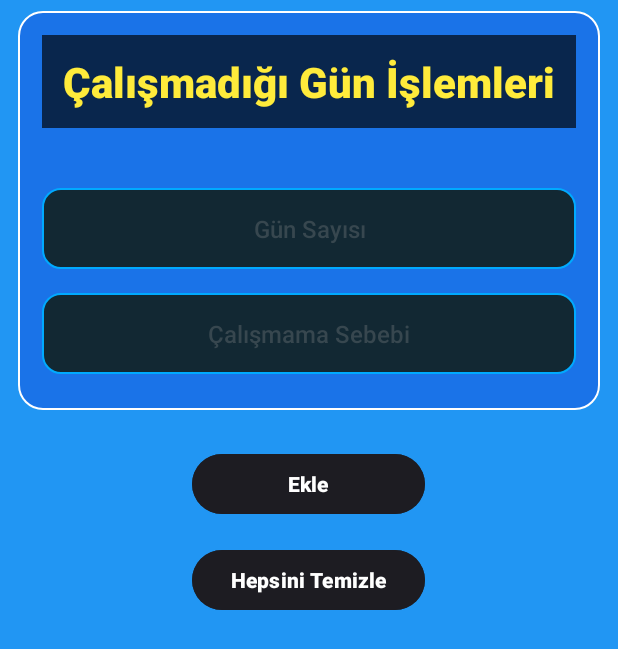
After one commit to menasy/HesKit-MobilApp, an Android app: the fragment NotWorksDayProcces placed in its activity, on a phone screen of 412 x 824 dp. The commit adds this screen. Shown: the top 649 px of the screen. Run offline under Robolectric (Android 15) with nearby library versions, the phone set to English and light mode, and no system bars; 4 statements that could not run were skipped.

Commit message:
Calismadiği gun sayısı islemi

```diff
--- a/app/src/main/java/com/menasy/heskit/HavaleAdapter.java
+++ b/app/src/main/java/com/menasy/heskit/HavaleAdapter.java
@@ -21,7 +21,7 @@ public class HavaleAdapter extends RecyclerView.Adapter<HavaleAdapter.HavaleHold
         void onPaymentClick(Transfer payment, int position);
     }
 
-    // Constructor: Transfer türünde liste ve listener alır
+
     public HavaleAdapter(ArrayList<Transfer> adapterPaymentList, OnPaymentClickListener listener) {
         this.adapterPaymentList = (adapterPaymentList != null) ? adapterPaymentList : new ArrayList<>();
         this.listener = listener;
--- a/app/src/main/java/com/menasy/heskit/MainActivity.java
+++ b/app/src/main/java/com/menasy/heskit/MainActivity.java
@@ -65,4 +65,8 @@ public class MainActivity extends AppCompatActivity {
         showFragment(new AddPayment());
     }
 
+    public void navigateToNotWorksDays(Employee employee) {
+        NotWorksDayProcces.setSelectedEmployee(employee);
+        showFragment(new NotWorksDayProcces());
+    }
 }
--- /dev/null
+++ b/app/src/main/res/layout/fragment_not_works_day_procces.xml
@@ -0,0 +1,131 @@
+<?xml version="1.0" encoding="utf-8"?>
+<androidx.constraintlayout.widget.ConstraintLayout
+    xmlns:android="http://schemas.android.com/apk/res/android"
+    xmlns:app="http://schemas.android.com/apk/res-auto"
+    xmlns:tools="http://schemas.android.com/tools"
+    android:layout_width="match_parent"
+    android:layout_height="match_parent"
+    android:background="#2196F3"
+    tools:context=".NotWorksDayProcces">
+
+    <LinearLayout
+        android:id="@+id/linearLayoutNwD1"
+        android:layout_width="match_parent"
+        android:layout_height="wrap_content"
+        android:layout_marginBottom="18dp"
+        android:orientation="vertical"
+        app:layout_constraintBottom_toTopOf="@+id/linearLayoutNwD2"
+        app:layout_constraintEnd_toEndOf="parent"
+        app:layout_constraintStart_toStartOf="parent"
+        app:layout_constraintTop_toBottomOf="@+id/linearLayoutNwD3">
+
+        <Button
+            android:id="@+id/addNotWorksDayBut"
+            android:layout_width="155dp"
+            android:layout_height="wrap_content"
+            android:layout_gravity="center"
+            android:layout_marginTop="16dp"
+            android:backgroundTint="@color/material_on_surface_emphasis_high_type"
+            android:text="Ekle"
+            android:textSize="14sp"
+            android:textStyle="bold" />
+
+        <Button
+            android:id="@+id/cleanAllNotWorksDayBut"
+            android:layout_width="155dp"
+            android:layout_height="wrap_content"
+            android:layout_gravity="center"
+            android:layout_marginTop="16dp"
+            android:backgroundTint="@color/material_on_surface_emphasis_high_type"
+            android:text="Hepsini Temizle"
+            android:textSize="14sp"
+            android:textStyle="bold" />
+
+    </LinearLayout>
+
+    <LinearLayout
+        android:id="@+id/linearLayoutNwD2"
+        android:layout_width="0dp"
+        android:layout_height="0dp"
+        android:orientation="vertical"
+        app:layout_constraintBottom_toBottomOf="parent"
+        app:layout_constraintEnd_toEndOf="parent"
+        app:layout_constraintStart_toStartOf="parent"
+        app:layout_constraintTop_toBottomOf="@+id/linearLayoutNwD1">
+
+        <androidx.recyclerview.widget.RecyclerView
+            android:id="@+id/notWorksDayRecView"
+            style="@style/AppRecyclerView"
+            android:layout_width="match_parent"
+            android:layout_height="wrap_content" />
+
+    </LinearLayout>
+
+    <LinearLayout
+        android:id="@+id/linearLayoutNwD3"
+        android:layout_width="match_parent"
+        android:layout_height="wrap_content"
+        android:layout_marginStart="12dp"
+        android:layout_marginTop="7dp"
+        android:layout_marginEnd="12dp"
+        android:layout_marginBottom="9dp"
+        android:background="@drawable/bg_stats_card"
+        android:orientation="vertical"
+        android:padding="16dp"
+        app:layout_constraintBottom_toTopOf="@+id/linearLayoutNwD1"
+        app:layout_constraintEnd_toEndOf="parent"
+        app:layout_constraintStart_toStartOf="parent"
+        app:layout_constraintTop_toTopOf="parent">
+
+        <!-- Başlık -->
+        <TextView
+            android:id="@+id/notWorksDayTitleTxtView"
+            android:layout_width="match_parent"
+            android:layout_height="wrap_content"
+            android:layout_marginBottom="32dp"
+            android:padding="12dp"
+            android:text="Çalışmadığı Gün İşlemleri"
+            android:textAlignment="center"
+            android:textColor="#FFEB3B"
+            android:textSize="28sp"
+            android:textStyle="bold"
+            android:fontFamily="sans-serif-medium"
+            android:background="#AA000000"
+            android:shadowColor="#80000000"
+            android:shadowDx="2"
+            android:shadowDy="2" />
+
+
+        <EditText
+            android:id="@+id/notWorksDayAmountEditTxt"
+            android:layout_width="match_parent"
+            android:layout_height="wrap_content"
+            android:layout_marginVertical="8dp"
+            android:background="@drawable/bg_stat_item"
+            android:fontFamily="sans-serif-medium"
+            android:hint="Gün Sayısı"
+            android:inputType="numberDecimal"
+            android:padding="16dp"
+            android:textAlignment="center"
+            android:textColor="@color/white"
+            android:textColorHint="@color/dark_stroke"
+            android:textSize="16sp" />
+
+        <EditText
+            android:id="@+id/notWorksDayReasonEditTxt"
+            android:layout_width="match_parent"
+            android:layout_height="wrap_content"
+            android:layout_marginVertical="8dp"
+            android:background="@drawable/bg_stat_item"
+            android:fontFamily="sans-serif-medium"
+            android:hint="Çalışmama Sebebi"
+            android:inputType="text"
+            android:padding="16dp"
+            android:textAlignment="center"
+            android:textColor="@color/white"
+            android:textColorHint="@color/dark_stroke"
+            android:textSize="16sp" />
+    </LinearLayout>
+
+
+</androidx.constraintlayout.widget.ConstraintLayout>
```
Also changed, not shown: app/src/main/java/com/menasy/heskit/DBHelper.java (+58 -1 lines), app/src/main/java/com/menasy/heskit/Employee.java (+20 -0 lines), app/src/main/java/com/menasy/heskit/EmployeeProcces.java (+7 -0 lines), app/src/main/java/com/menasy/heskit/NotWorksDay.java (added, +20 -0 lines), app/src/main/java/com/menasy/heskit/NotWorksDayAdapter.java (added, +77 -0 lines), app/src/main/java/com/menasy/heskit/NotWorksDayProcces.java (added, +234 -0 lines), app/src/main/res/layout/fragment_employee_procces.xml (+38 -8 lines), app/src/main/res/layout/fragment_not_works_day_recycler.xml (added, +48 -0 lines), 1 other file.
